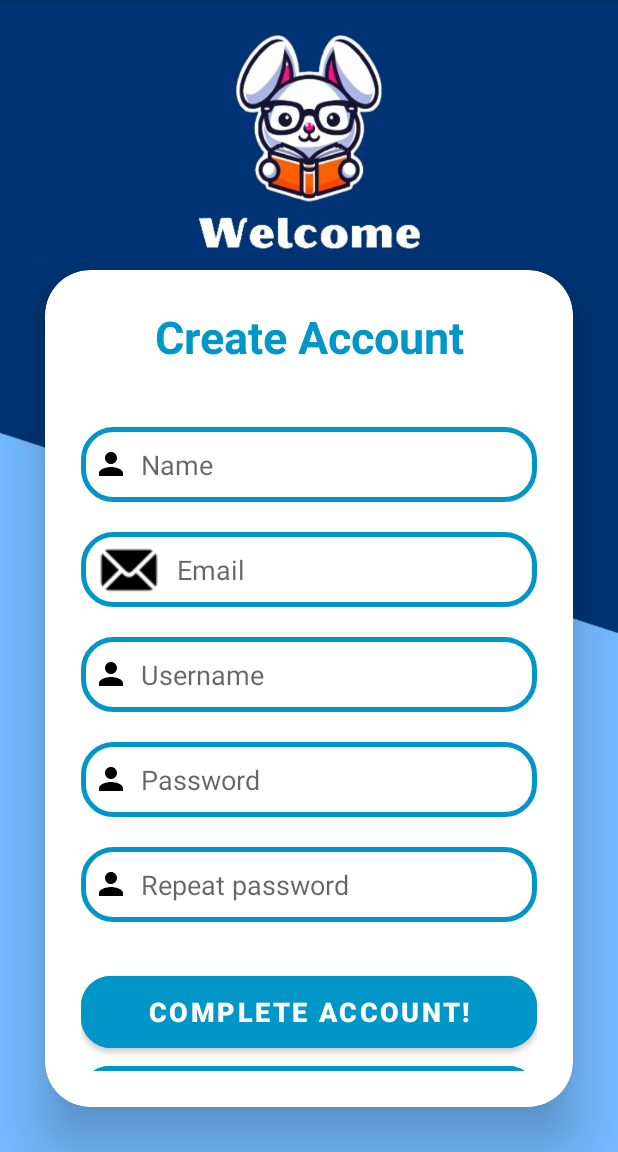
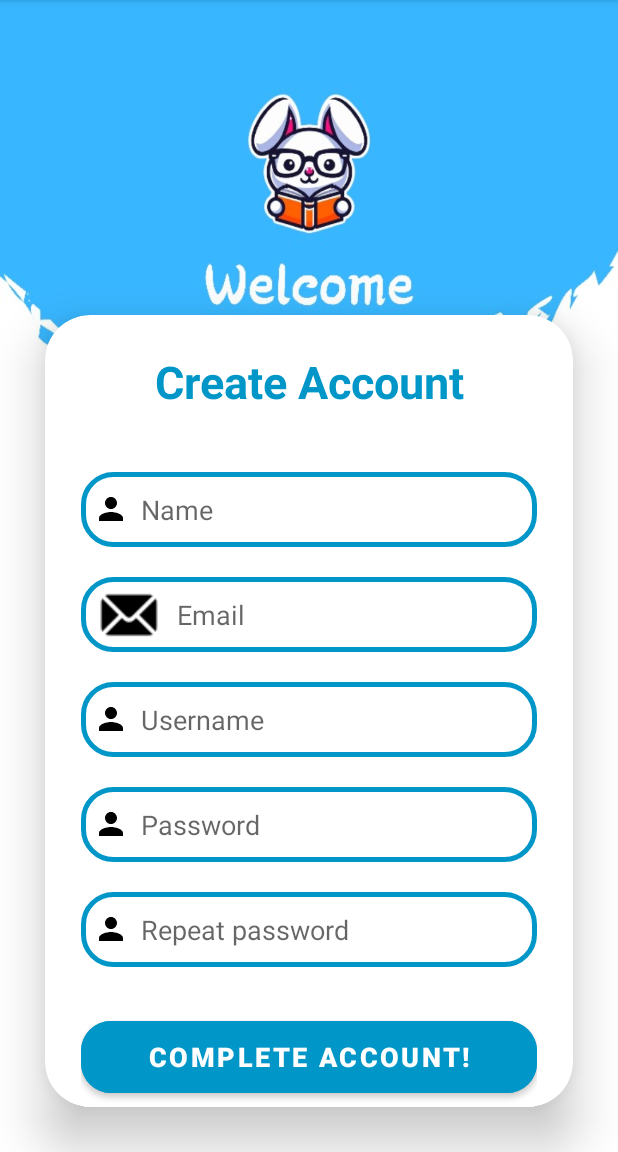
Before and after one commit to kavishdiv2000/SDGP_SE1_PROJECT, an Android app: the screen it shows after launch (signup), on a phone screen of 412 x 824 dp, the part 84-1236 px from its top. Run offline under Robolectric (Android 15) with nearby library versions, the phone set to English and light mode, and no system bars.

Commit message:
Changes to signup

```diff
--- a/TwinkleBun-Mobile-Application/app/src/main/res/layout/activity_login.xml
+++ b/TwinkleBun-Mobile-Application/app/src/main/res/layout/activity_login.xml
@@ -89,7 +89,10 @@
                 android:text="@string/sign_in_with_google"
                 android:textColor="@color/white"
                 app:icon="@drawable/google"
-                tools:ignore="RtlSymmetry" />
+                app:iconTint="@color/white"
+                app:cornerRadius="20dp"
+                app:iconSize="24dp"/>
+
 
         </LinearLayout>
 
--- a/TwinkleBun-Mobile-Application/app/src/main/res/layout/activity_signup.xml
+++ b/TwinkleBun-Mobile-Application/app/src/main/res/layout/activity_signup.xml
@@ -8,11 +8,9 @@
     android:background="@drawable/background"
     android:gravity="center"
     android:orientation="vertical"
+    android:paddingTop="180dp"
     tools:context=".MainActivity">
 
-    <Space
-        android:layout_width="match_parent"
-        android:layout_height="150dp" />
 
     <androidx.cardview.widget.CardView
         android:layout_width="match_parent"
@@ -22,6 +20,10 @@
         app:cardCornerRadius="30dp"
         app:cardElevation="20dp"
         android:background="@drawable/customer_edittext">
+
+        <ScrollView
+            android:layout_width="match_parent"
+            android:layout_height="match_parent">
 
             <LinearLayout
                 android:layout_width="match_parent"
@@ -34,7 +36,7 @@
                     android:id="@+id/createAccount"
                     android:layout_width="match_parent"
                     android:layout_height="wrap_content"
-                android:text="Create Account"
+                    android:text="@string/create_account"
                     android:textAlignment="center"
                     android:textColor="@color/blue"
                     android:textSize="30sp"
@@ -46,9 +48,9 @@
                     android:layout_height="50dp"
                     android:layout_marginTop="40dp"
                     android:background="@drawable/customer_edittext"
-                android:drawableLeft="@drawable/baseline_person_24"
+                    android:drawableStart="@drawable/baseline_person_24"
                     android:drawablePadding="8dp"
-                android:hint="Name"
+                    android:hint="@string/name"
                     android:padding="8dp"
                     android:textColor="@color/black"
                     android:textColorHighlight="@color/cardview_dark_background" />
@@ -59,7 +61,7 @@
                     android:layout_height="50dp"
                     android:layout_marginTop="20dp"
                     android:background="@drawable/customer_edittext"
-                android:drawableLeft="@drawable/email"
+                    android:drawableStart="@drawable/email"
                     android:drawablePadding="8dp"
                     android:hint="Email"
                     android:padding="8dp"
@@ -131,7 +133,8 @@
                     />
 
             </LinearLayout>
+        </ScrollView>
+
     </androidx.cardview.widget.CardView>
 
-
 </LinearLayout>
--- a/TwinkleBun-Mobile-Application/app/src/main/res/values/strings.xml
+++ b/TwinkleBun-Mobile-Application/app/src/main/res/values/strings.xml
@@ -11,4 +11,6 @@
     <string name="title_badge">Badges</string>
     <string name="title_Leadership">Leadership Board</string>
     <string name="web_client_id">388392240008-ik0qq9o40bonm0amqdgd8q25brlmt8ff.apps.googleusercontent.com</string>
+    <string name="create_account">Create Account</string>
+    <string name="name">Name</string>
 </resources>
--- a/TwinkleBun-Mobile-Application/build.gradle.kts
+++ b/TwinkleBun-Mobile-Application/build.gradle.kts
@@ -1,4 +1,4 @@
 // Top-level build file where you can add configuration options common to all sub-projects/modules.
 plugins {
-    id("com.android.application") version "8.2.2" apply false
+    id("com.android.application") version "8.2.0" apply false
 }
```
Also changed, not shown: TwinkleBun-Mobile-Application/app/src/main/java/com/legocats/twinklebun/Login.java (+80 -0 lines), TwinkleBun-Mobile-Application/app/src/main/res/drawable/background.jpg. Lines whose indentation alone changed are shown as unchanged.
